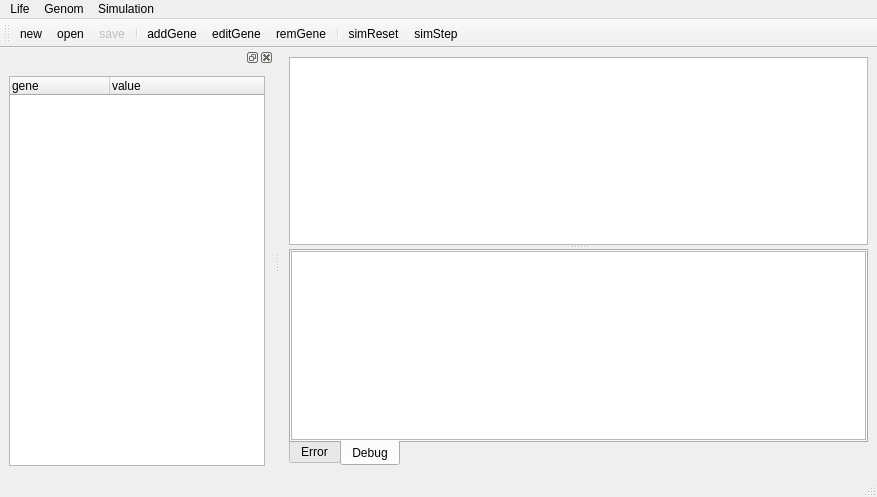
This is widget/lifeeditor.ui in dridk/estel as Qt 5 draws it before an edit. The edited form follows.
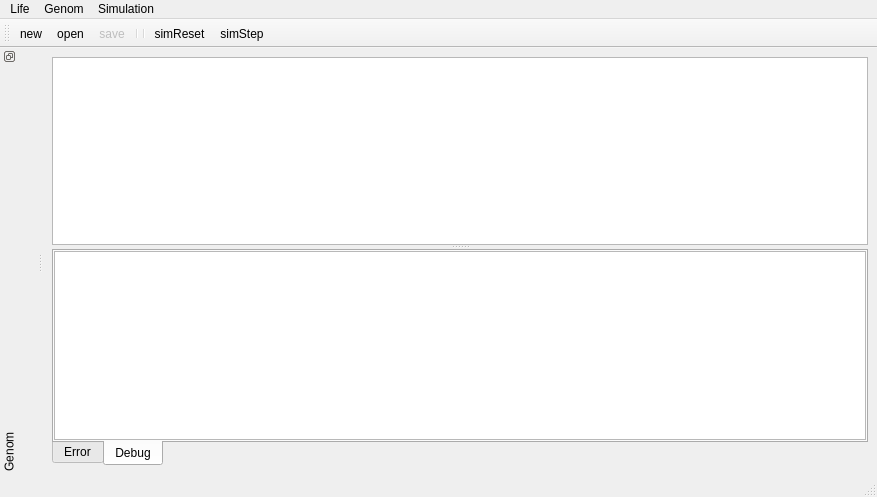
This is the edited form. Custom widgets are drawn as their Qt base class.

Diff of the .ui file:
```diff
--- a/widget/lifeeditor.ui
+++ b/widget/lifeeditor.ui
@@ -118,34 +118,22 @@
    <addaction name="actionOpen"/>
    <addaction name="actionSave"/>
    <addaction name="separator"/>
-   <addaction name="actionAddGene"/>
-   <addaction name="actionEditGene"/>
-   <addaction name="actionRemGene"/>
    <addaction name="separator"/>
    <addaction name="actionSimReset"/>
    <addaction name="actionSimStep"/>
   </widget>
   <widget class="QDockWidget" name="dockWidget">
+   <property name="features">
+    <set>QDockWidget::DockWidgetFloatable|QDockWidget::DockWidgetMovable|QDockWidget::DockWidgetVerticalTitleBar</set>
+   </property>
+   <property name="windowTitle">
+    <string>Genom</string>
+   </property>
    <attribute name="dockWidgetArea">
     <number>1</number>
    </attribute>
    <widget class="QWidget" name="dockWidgetContents">
-    <layout class="QVBoxLayout" name="verticalLayout_2">
-     <item>
-      <widget class="QTreeWidget" name="geneTreeWidget">
-       <column>
-        <property name="text">
-         <string>gene</string>
-        </property>
-       </column>
-       <column>
-        <property name="text">
-         <string>value</string>
-        </property>
-       </column>
-      </widget>
-     </item>
-    </layout>
+    <layout class="QVBoxLayout" name="verticalLayout_2"/>
    </widget>
   </widget>
   <action name="actionNew">
@@ -164,30 +152,6 @@
     <string>Ctrl+O</string>
    </property>
   </action>
-  <action name="actionAddGene">
-   <property name="text">
-    <string>addGene</string>
-   </property>
-   <property name="shortcut">
-    <string>Ctrl+Alt+A</string>
-   </property>
-  </action>
-  <action name="actionEditGene">
-   <property name="text">
-    <string>editGene</string>
-   </property>
-   <property name="shortcut">
-    <string>Ctrl+Alt+E</string>
-   </property>
-  </action>
-  <action name="actionRemGene">
-   <property name="text">
-    <string>remGene</string>
-   </property>
-   <property name="shortcut">
-    <string>Ctrl+Alt+X</string>
-   </property>
-  </action>
   <action name="actionSimReset">
    <property name="text">
     <string>simReset</string>
```
Left out of the diff: 5 changed lines with no effect on the pictures.
